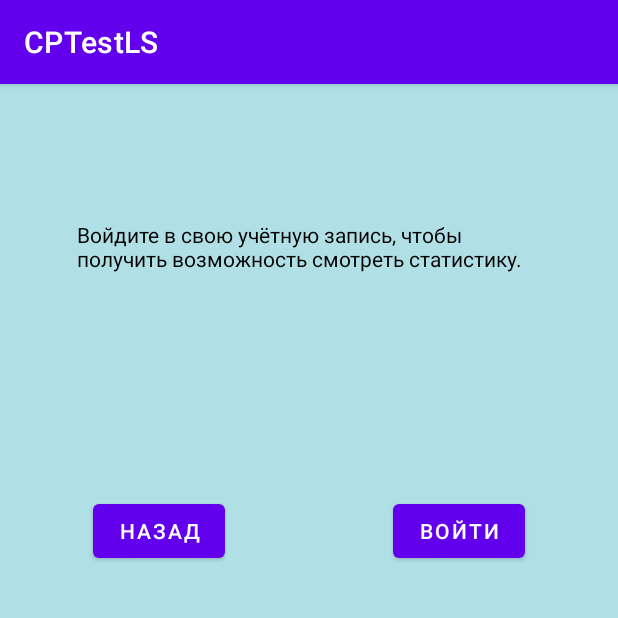
After one commit to Valeria177/CPLS, an Android app: the GoLogin screen opened directly, with no data from a screen before it, on a phone screen of 412 x 824 dp, the top half of it. The commit adds this screen. Run offline under Robolectric (Android 15) with nearby library versions, the phone set to English and light mode, and no system bars.

Commit message:
Изменение стиля экранов

```diff
--- a/app/src/main/AndroidManifest.xml
+++ b/app/src/main/AndroidManifest.xml
@@ -9,6 +9,12 @@
         android:roundIcon="@mipmap/ic_launcher_round"
         android:supportsRtl="true"
         android:theme="@style/Theme.CPTestLS">
+        <activity
+            android:name=".SuccessRegister"
+            android:exported="true" />
+        <activity
+            android:name=".GoLogin"
+            android:exported="true" />
         <activity
             android:name=".Test"
             android:exported="true" />
--- /dev/null
+++ b/app/src/main/java/com/example/cptestls/GoLogin.java
@@ -0,0 +1,14 @@
+package com.example.cptestls;
+
+import androidx.appcompat.app.AppCompatActivity;
+
+import android.os.Bundle;
+
+public class GoLogin extends AppCompatActivity {
+
+    @Override
+    protected void onCreate(Bundle savedInstanceState) {
+        super.onCreate(savedInstanceState);
+        setContentView(R.layout.activity_go_login);
+    }
+}
--- /dev/null
+++ b/app/src/main/res/layout/activity_go_login.xml
@@ -0,0 +1,51 @@
+<?xml version="1.0" encoding="utf-8"?>
+<androidx.constraintlayout.widget.ConstraintLayout xmlns:android="http://schemas.android.com/apk/res/android"
+    xmlns:app="http://schemas.android.com/apk/res-auto"
+    xmlns:tools="http://schemas.android.com/tools"
+    android:layout_width="match_parent"
+    android:layout_height="match_parent"
+    android:background="#B0E0E6"
+    tools:context=".GoLogin">
+
+    <TextView
+        android:id="@+id/textView7"
+        android:layout_width="310dp"
+        android:layout_height="87dp"
+        android:layout_marginBottom="500dp"
+        android:text="Войдите в свою учётную запись, чтобы получить возможность смотреть статистику."
+        android:textColor="#000000"
+        android:textSize="14dp"
+        app:layout_constraintBottom_toBottomOf="parent"
+        app:layout_constraintEnd_toEndOf="parent"
+        app:layout_constraintStart_toStartOf="parent"
+        app:layout_constraintTop_toTopOf="parent" />
+
+    <Button
+        android:id="@+id/button3"
+        android:layout_width="wrap_content"
+        android:layout_height="wrap_content"
+        android:layout_marginTop="50dp"
+        android:layout_marginEnd="200dp"
+        android:layout_marginBottom="400dp"
+        android:text="Назад"
+        android:textSize="14dp"
+        app:layout_constraintBottom_toBottomOf="parent"
+        app:layout_constraintEnd_toEndOf="parent"
+        app:layout_constraintStart_toStartOf="parent"
+        app:layout_constraintTop_toBottomOf="@+id/textView7" />
+
+    <Button
+        android:id="@+id/button5"
+        android:layout_width="wrap_content"
+        android:layout_height="wrap_content"
+        android:layout_marginStart="50dp"
+        android:layout_marginTop="50dp"
+        android:layout_marginBottom="400dp"
+        android:text="Войти"
+        android:textSize="14dp"
+        app:layout_constraintBottom_toBottomOf="parent"
+        app:layout_constraintEnd_toEndOf="parent"
+        app:layout_constraintStart_toEndOf="@+id/button3"
+        app:layout_constraintTop_toBottomOf="@+id/textView7" />
+
+</androidx.constraintlayout.widget.ConstraintLayout>
--- a/app/src/main/res/layout/activity_start_the_test_or_login.xml
+++ b/app/src/main/res/layout/activity_start_the_test_or_login.xml
@@ -4,6 +4,7 @@
     xmlns:tools="http://schemas.android.com/tools"
     android:layout_width="match_parent"
     android:layout_height="match_parent"
+    android:background="#B0E0E6"
     tools:context=".StartTheTestOrLogin">
 
     <Button
```
Also changed, not shown: app/src/main/java/com/example/cptestls/SuccessRegister.java (added, +14 -0 lines), app/src/main/res/layout/activity_greeting.xml (+12 -6 lines), app/src/main/res/layout/activity_login.xml (+6 -5 lines), app/src/main/res/layout/activity_register.xml (+10 -7 lines), app/src/main/res/layout/activity_success_register.xml (added, +51 -0 lines), app/src/main/res/layout/activity_test.xml (+13 -11 lines), app/src/main/res/layout/activity_test_page.xml (+5 -4 lines).
